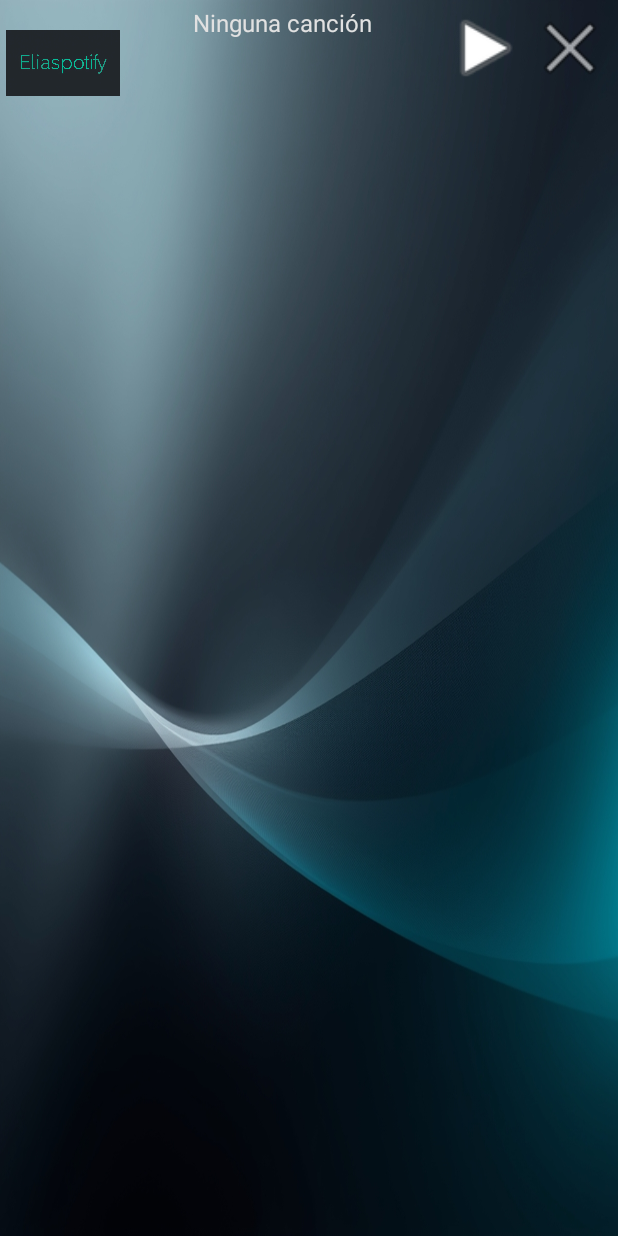
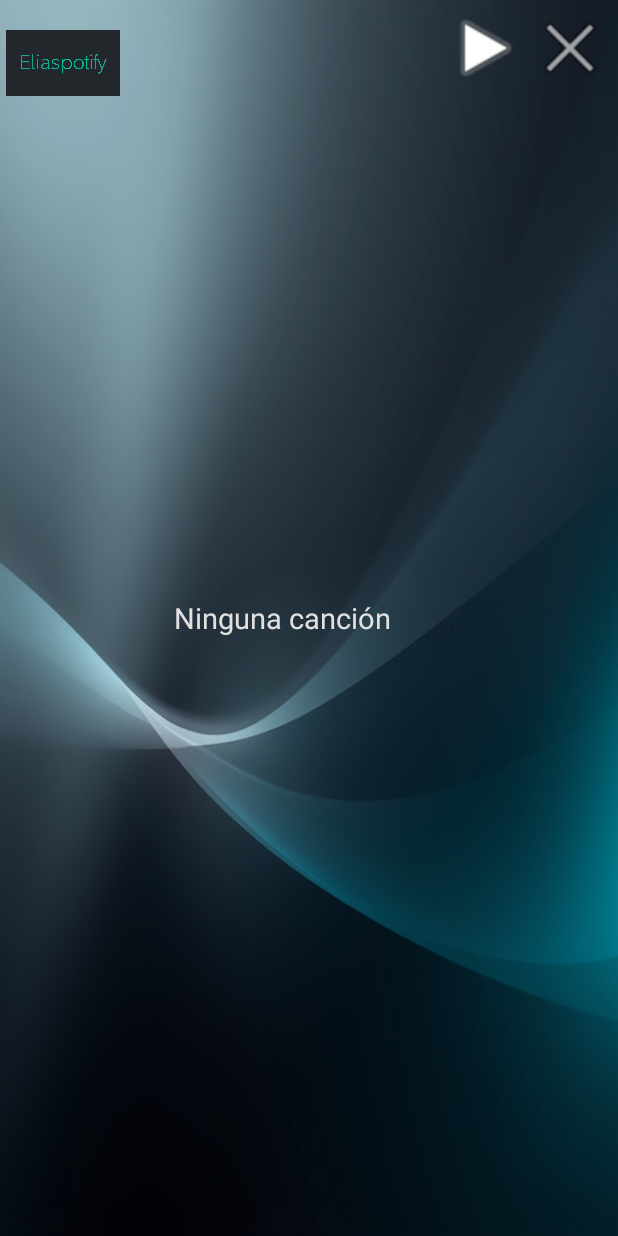
Before and after one commit to StoneyGravy963/Prueba1, an Android app: the layout widget_reproductor.xml on its own in the app's theme, with its tools: preview values and no code run, on a phone screen of 412 x 824 dp. Run offline under Robolectric (Android 15) with nearby library versions, the phone set to English and light mode, and no system bars.

Commit message:
El widget perfeccionando1

```diff
--- a/app/src/main/res/layout/widget_reproductor.xml
+++ b/app/src/main/res/layout/widget_reproductor.xml
@@ -20,8 +20,8 @@
         android:layout_weight="1"
         android:text="Ninguna canción"
         android:textColor="@color/text_color_primary"
-        android:textSize="16sp"
-        android:gravity="center_horizontal"
+        android:textSize="19sp"
+        android:gravity="center"
         android:paddingStart="12dp"
         android:paddingEnd="12dp"
         android:ellipsize="end"
```
